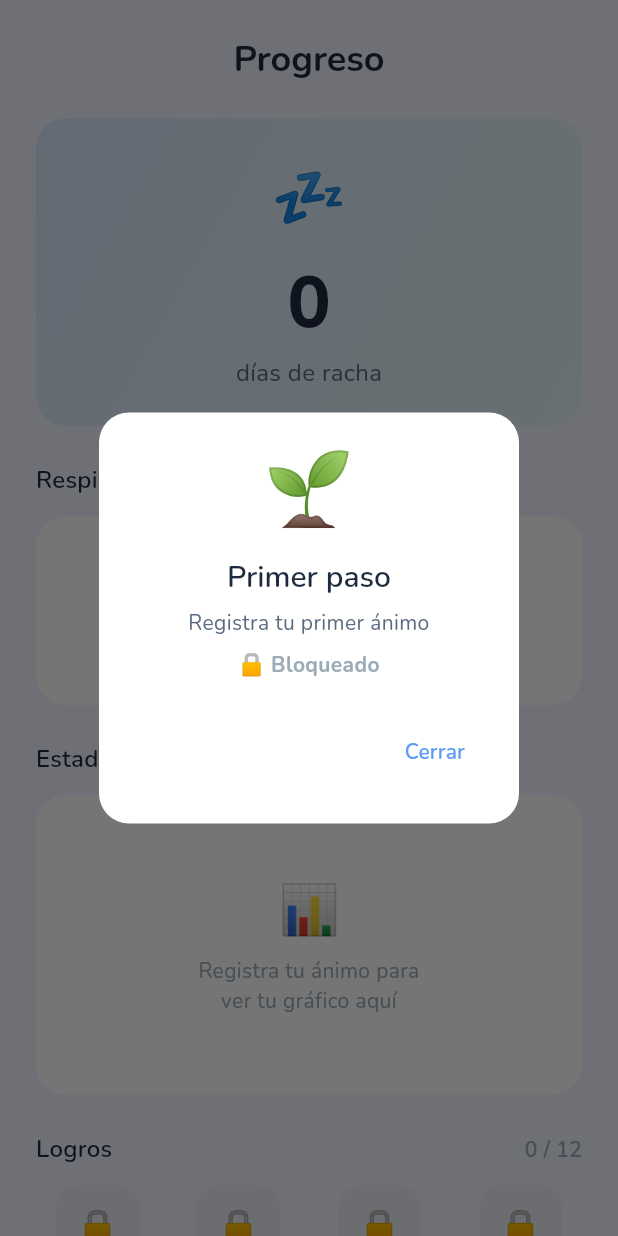
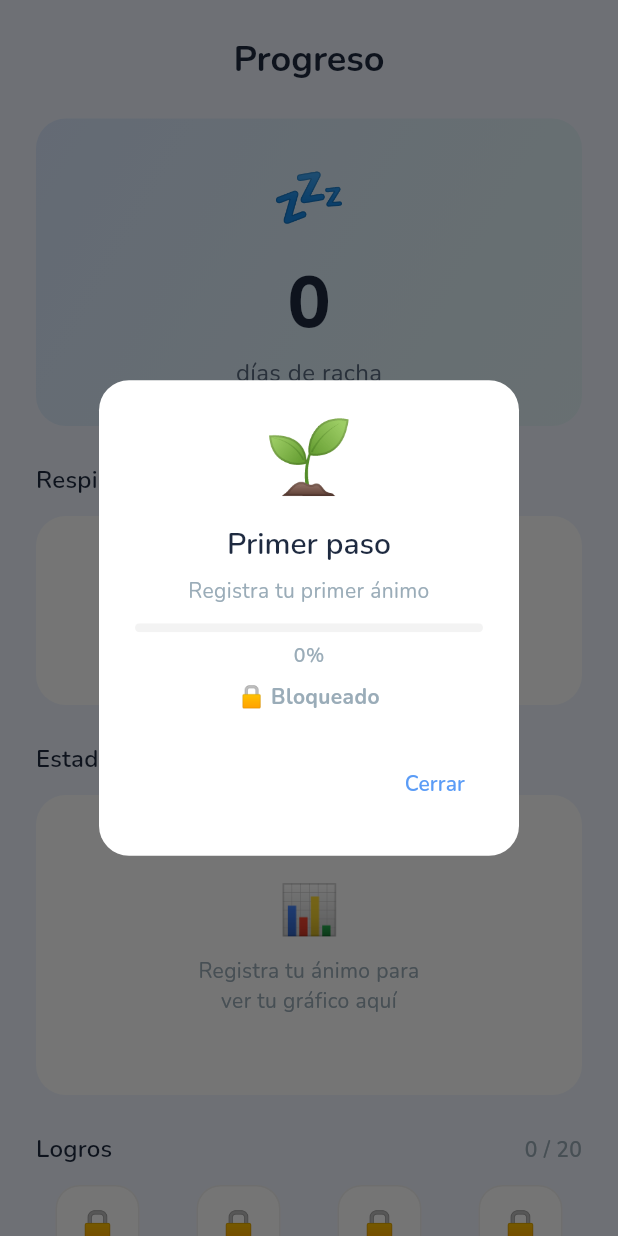
Before and after one commit to nachoGR8/desestres, a Flutter app: the StatsScreen widget shown alone on an empty page, opened directly, after a tap on "???", on a phone screen of 412 x 824 dp. Run offline on Flutter 3.47's test engine with Material 3 defaults, Android fonts, the phone set to English and light mode, and no system bars; drawn by our look-alikes of flutter_animate; our stand-ins replace audioplayers, fl_chart, flutter_local_notifications, google_fonts, hive, hive_flutter and 2 more; accounts and stored records are empty.

Commit message:
v2.6: Daily notifications at 20:00, 20 achievements with progress bars, dark mode fixes in stats/achievements

```diff
--- a/lib/main.dart
+++ b/lib/main.dart
@@ -5,6 +5,7 @@ import 'package:intl/date_symbol_data_local.dart';
 import 'services/storage_service.dart';
 import 'services/theme_service.dart';
 import 'services/sound_service.dart';
+import 'services/notification_service.dart';
 import 'app.dart';
 
 void main() async {
@@ -23,6 +24,7 @@ void main() async {
   await StorageService().init();
   await ThemeService().init();
   await SoundService().init();
+  await NotificationService().init();
 
   runApp(const DesestresApp());
 }
--- a/lib/models/achievement.dart
+++ b/lib/models/achievement.dart
@@ -1,3 +1,4 @@
+import 'dart:math';
 import '../services/storage_service.dart';
 
 class Achievement {
@@ -6,6 +7,7 @@ class Achievement {
   final String title;
   final String description;
   final bool Function(StorageService) check;
+  final double Function(StorageService) progress;
 
   Achievement({
     required this.id,
@@ -13,23 +15,47 @@ class Achievement {
     required this.title,
     required this.description,
     required this.check,
+    required this.progress,
   });
 }
 
+double _clamp01(double v) => min(1.0, max(0.0, v));
+
 final List<Achievement> allAchievements = [
+  // --- Estado de ánimo ---
   Achievement(
     id: 'first_mood',
     emoji: '🌱',
     title: 'Primer paso',
     description: 'Registra tu primer ánimo',
     check: (s) => s.getAllMoods().isNotEmpty,
+    progress: (s) => s.getAllMoods().isEmpty ? 0.0 : 1.0,
   ),
+  Achievement(
+    id: 'mood_14',
+    emoji: '📅',
+    title: 'Rutina',
+    description: 'Registra 14 días de ánimo',
+    check: (s) => s.getAllMoods().length >= 14,
+    progress: (s) => _clamp01(s.getAllMoods().length / 14),
+  ),
+  Achievement(
+    id: 'mood_30',
+    emoji: '📖',
+    title: 'Diario personal',
+    description: 'Registra 30 días de ánimo',
+    check: (s) => s.getAllMoods().length >= 30,
+    progress: (s) => _clamp01(s.getAllMoods().length / 30),
+  ),
+
+  // --- Rachas ---
   Achievement(
     id: 'streak_3',
     emoji: '🔥',
     title: 'Tres en racha',
     description: '3 días seguidos',
     check: (s) => s.bestStreak >= 3,
+    progress: (s) => _clamp01(s.bestStreak / 3),
   ),
   Achievement(
     id: 'streak_7',
@@ -37,6 +63,7 @@ final List<Achievement> allAchievements = [
     title: 'Semana completa',
     description: '7 días seguidos',
     check: (s) => s.bestStreak >= 7,
+    progress: (s) => _clamp01(s.bestStreak / 7),
   ),
   Achievement(
     id: 'streak_30',
@@ -44,55 +71,33 @@ final List<Achievement> allAchievements = [
     title: 'Un mes entero',
     description: '30 días seguidos',
     check: (s) => s.bestStreak >= 30,
+    progress: (s) => _clamp01(s.bestStreak / 30),
   ),
+
+  // --- Respiración ---
   Achievement(
     id: 'first_breath',
     emoji: '🌬️',
     title: 'Primera respiración',
     description: 'Completa una sesión',
     check: (s) => s.totalSessions >= 1,
+    progress: (s) => s.totalSessions >= 1 ? 1.0 : 0.0,
   ),
   Achievement(
     id: 'breath_20',
     emoji: '🧘',
-    title: 'Respirador experto',
+    title: 'Respirador zen',
     description: '20 sesiones de respiración',
     check: (s) => s.totalSessions >= 20,
+    progress: (s) => _clamp01(s.totalSessions / 20),
   ),
   Achievement(
-    id: 'bubbles_100',
-    emoji: '🫧',
-    title: 'Cazaburbujas',
-    description: 'Explota 100 burbujas',
-    check: (s) => s.getCounter('totalBubbles') >= 100,
-  ),
-  Achievement(
-    id: 'worries_20',
-    emoji: '✨',
-    title: 'Sin preocupaciones',
-    description: 'Disuelve 20 preocupaciones',
-    check: (s) => s.getCounter('totalWorries') >= 20,
-  ),
-  Achievement(
-    id: 'zen_10',
-    emoji: '🎨',
-    title: 'Artista zen',
-    description: 'Dibuja 10 veces',
-    check: (s) => s.getCounter('totalZenDraws') >= 10,
-  ),
-  Achievement(
-    id: 'explorer',
-    emoji: '🧩',
-    title: 'Descubridor',
-    description: 'Prueba los 5 juegos',
-    check: (s) => s.discoveredGamesCount >= 5,
-  ),
-  Achievement(
-    id: 'mood_14',
-    emoji: '📅',
-    title: 'Rutina',
-    description: 'Registra 14 días de ánimo',
-    check: (s) => s.getAllMoods().length >= 14,
+    id: 'breath_50',
+    emoji: '💨',
+    title: 'Maestro del aire',
+    description: '50 sesiones de respiración',
+    check: (s) => s.totalSessions >= 50,
+    progress: (s) => _clamp01(s.totalSessions / 50),
   ),
   Achievement(
     id: 'breath_60min',
@@ -100,5 +105,96 @@ final List<Achievement> allAchievements = [
     title: 'Dedicación',
     description: '60 minutos respirando',
     check: (s) => s.totalSecondsBreathing >= 3600,
+    progress: (s) => _clamp01(s.totalSecondsBreathing / 3600),
+  ),
+  Achievement(
+    id: 'breath_120min',
+    emoji: '🏔️',
+    title: 'Hora zen',
+    description: '2 horas respirando',
+    check: (s) => s.totalSecondsBreathing >= 7200,
+    progress: (s) => _clamp01(s.totalSecondsBreathing / 7200),
+  ),
+
+  // --- Burbujas ---
+  Achievement(
+    id: 'bubbles_100',
+    emoji: '🫧',
+    title: 'Cazaburbujas',
+    description: 'Explota 100 burbujas',
+    check: (s) => s.getCounter('totalBubbles') >= 100,
+    progress: (s) => _clamp01(s.getCounter('totalBubbles') / 100),
+  ),
+  Achievement(
+    id: 'bubbles_500',
+    emoji: '🌊',
+    title: 'Mar de burbujas',
+    description: 'Explota 500 burbujas',
+    check: (s) => s.getCounter('totalBubbles') >= 500,
+    progress: (s) => _clamp01(s.getCounter('totalBubbles') / 500),
+  ),
+
+  // --- Preocupaciones ---
+  Achievement(
+    id: 'worries_20',
+    emoji: '✨',
+    title: 'Sin preocupaciones',
+    description: 'Disuelve 20 preocupaciones',
+    check: (s) => s.getCounter('totalWorries') >= 20,
+    progress: (s) => _clamp01(s.getCounter('totalWorries') / 20),
+  ),
+  Achievement(
+    id: 'worries_50',
+    emoji: '🕊️',
+    title: 'Mente en paz',
+    description: 'Disuelve 50 preocupaciones',
+    check: (s) => s.getCounter('totalWorries') >= 50,
+    progress: (s) => _clamp01(s.getCounter('totalWorries') / 50),
+  ),
+
+  // --- Zen Draw ---
+  Achievement(
+    id: 'zen_10',
+    emoji: '🎨',
+    title: 'Artista zen',
+    description: 'Dibuja 10 veces',
+    check: (s) => s.getCounter('totalZenDraws') >= 10,
+    progress: (s) => _clamp01(s.getCounter('totalZenDraws') / 10),
+  ),
+
+  // --- Mandala ---
+  Achievement(
+    id: 'mandala_1',
+    emoji: '🪷',
+    title: 'Primer mandala',
+    description: 'Completa un mandala',
+    check: (s) => s.getCounter('totalMandalas') >= 1,
+    progress: (s) => s.getCounter('totalMandalas') >= 1 ? 1.0 : 0.0,
+  ),
+  Achievement(
+    id: 'mandala_5',
+    emoji: '🎨',
+    title: 'Colorista',
+    description: 'Completa 5 mandalas',
+    check: (s) => s.getCounter('totalMandalas') >= 5,
+    progress: (s) => _clamp01(s.getCounter('totalMandalas') / 5),
+  ),
+  Achievement(
+    id: 'mandala_10',
+    emoji: '🌈',
+    title: 'Arcoíris interior',
+    description: 'Completa 10 mandalas',
+    check: (s) => s.getCounter('totalMandalas') >= 10,
+    progress: (s) => _clamp01(s.getCounter('totalMandalas') / 10),
+  ),
+
+  // --- General ---
+  Achievement(
+    id: 'explorer',
+    emoji: '🧩',
+    title: 'Descubridor',
+    description: 'Prueba los 5 juegos',
+    check: (s) => s.discoveredGamesCount >= 5,
+    progress: (s) => _clamp01(s.discoveredGamesCount / 5),
   ),
 ];
--- a/lib/screens/stats_screen.dart
+++ b/lib/screens/stats_screen.dart
@@ -112,7 +112,7 @@ class _StatsScreenState extends State<StatsScreen> {
     return Container(
       padding: const EdgeInsets.all(18),
       decoration: BoxDecoration(
-        color: Colors.white,
+        color: Theme.of(context).colorScheme.surface,
         borderRadius: BorderRadius.circular(20),
       ),
       child: Column(
@@ -121,18 +121,18 @@ class _StatsScreenState extends State<StatsScreen> {
           const SizedBox(height: 8),
           Text(
             value,
-            style: const TextStyle(
+            style: TextStyle(
               fontSize: 22,
               fontWeight: FontWeight.w800,
-              color: AppTheme.textPrimary,
+              color: Theme.of(context).textTheme.bodyLarge?.color,
             ),
           ),
           const SizedBox(height: 4),
           Text(
             label,
-            style: const TextStyle(
+            style: TextStyle(
               fontSize: 13,
-              color: AppTheme.textSecondary,
+              color: AppTheme.textHint,
             ),
           ),
         ],
--- a/lib/widgets/achievements_grid.dart
+++ b/lib/widgets/achievements_grid.dart
@@ -36,15 +36,17 @@ class AchievementsGrid extends StatelessWidget {
             crossAxisCount: 4,
             mainAxisSpacing: 12,
             crossAxisSpacing: 12,
-            childAspectRatio: 0.72,
+            childAspectRatio: 0.62,
           ),
           itemCount: allAchievements.length,
           itemBuilder: (context, index) {
             final a = allAchievements[index];
             final isUnlocked = a.check(storage);
+            final progressVal = a.progress(storage);
             return _AchievementTile(
               achievement: a,
               unlocked: isUnlocked,
+              progress: progressVal,
             ).animate().fadeIn(
                   delay: Duration(milliseconds: index * 50),
                   duration: 300.ms,
@@ -59,11 +61,18 @@ class AchievementsGrid extends StatelessWidget {
 class _AchievementTile extends StatelessWidget {
   final Achievement achievement;
   final bool unlocked;
+  final double progress;
 
-  const _AchievementTile({required this.achievement, required this.unlocked});
+  const _AchievementTile({
+    required this.achievement,
+    required this.unlocked,
+    required this.progress,
+  });
 
   @override
   Widget build(BuildContext context) {
+    final textColor = Theme.of(context).textTheme.bodyMedium?.color ?? AppTheme.textPrimary;
+
     return GestureDetector(
       onTap: () => _showDetail(context),
       child: Column(
@@ -74,12 +83,13 @@ class _AchievementTile extends StatelessWidget {
             decoration: BoxDecoration(
               color: unlocked
                   ? AppTheme.primary.withValues(alpha: 0.12)
-                  : Colors.grey.withValues(alpha: 0.08),
+                  : Theme.of(context).colorScheme.surface,
               borderRadius: BorderRadius.circular(16),
               border: unlocked
                   ? Border.all(
                       color: AppTheme.primary.withValues(alpha: 0.3))
-                  : null,
+                  : Border.all(
+                      color: Colors.grey.withValues(alpha: 0.15)),
             ),
             child: Center(
               child: Text(
@@ -89,12 +99,29 @@ class _AchievementTile extends StatelessWidget {
             ),
           ),
           const SizedBox(height: 4),
+          // Progress bar for locked achievements
+          if (!unlocked)
+            Padding(
+              padding: const EdgeInsets.symmetric(horizontal: 4),
+              child: ClipRRect(
+                borderRadius: BorderRadius.circular(3),
+                child: LinearProgressIndicator(
+                  value: progress,
+                  minHeight: 4,
+                  backgroundColor: Colors.grey.withValues(alpha: 0.12),
+                  valueColor: AlwaysStoppedAnimation(
+                    AppTheme.primary.withValues(alpha: 0.5),
+                  ),
+                ),
+              ),
+            ),
+          const SizedBox(height: 3),
           Text(
             unlocked ? achievement.title : '???',
             style: TextStyle(
               fontSize: 11,
               fontWeight: FontWeight.w600,
-              color: unlocked ? AppTheme.textPrimary : AppTheme.textHint,
+              color: unlocked ? textColor : AppTheme.textHint,
             ),
             textAlign: TextAlign.center,
             maxLines: 2,
@@ -109,6 +136,7 @@ class _AchievementTile extends StatelessWidget {
     showDialog(
       context: context,
       builder: (ctx) => AlertDialog(
+        backgroundColor: Theme.of(context).colorScheme.surface,
         shape: RoundedRectangleBorder(borderRadius: BorderRadius.circular(20)),
         content: Column(
           mainAxisSize: MainAxisSize.min,
@@ -122,9 +150,31 @@ class _AchievementTile extends StatelessWidget {
             const SizedBox(height: 8),
             Text(
               achievement.description,
-              style: TextStyle(color: AppTheme.textSecondary),
+              style: TextStyle(color: AppTheme.textHint),
               textAlign: TextAlign.center,
             ),
+            const SizedBox(height: 12),
+            // Progress bar in dialog
+            if (!unlocked) ...[
+              ClipRRect(
+                borderRadius: BorderRadius.circular(4),
+                child: LinearProgressIndicator(
+                  value: progress,
+                  minHeight: 6,
+                  backgroundColor: Colors.grey.withValues(alpha: 0.12),
+                  valueColor: const AlwaysStoppedAnimation(AppTheme.primary),
+                ),
+              ),
+              const SizedBox(height: 6),
+              Text(
+                '${(progress * 100).toInt()}%',
+                style: TextStyle(
+                  color: AppTheme.textHint,
+                  fontSize: 13,
+                  fontWeight: FontWeight.w600,
+                ),
+              ),
+            ],
             const SizedBox(height: 8),
             Text(
               unlocked ? '✅ Desbloqueado' : '🔒 Bloqueado',
--- a/pubspec.yaml
+++ b/pubspec.yaml
@@ -40,6 +40,8 @@ dependencies:
   flutter_animate: ^4.5.2
   intl: ^0.19.0
   audioplayers: ^6.1.0
+  flutter_local_notifications: ^18.0.0
+  timezone: ^0.10.0
 
 dev_dependencies:
   flutter_test:
```
Also changed, not shown: lib/screens/home_screen.dart (+14 -0 lines), lib/services/notification_service.dart (added, +121 -0 lines), pubspec.lock, 3 other files.
